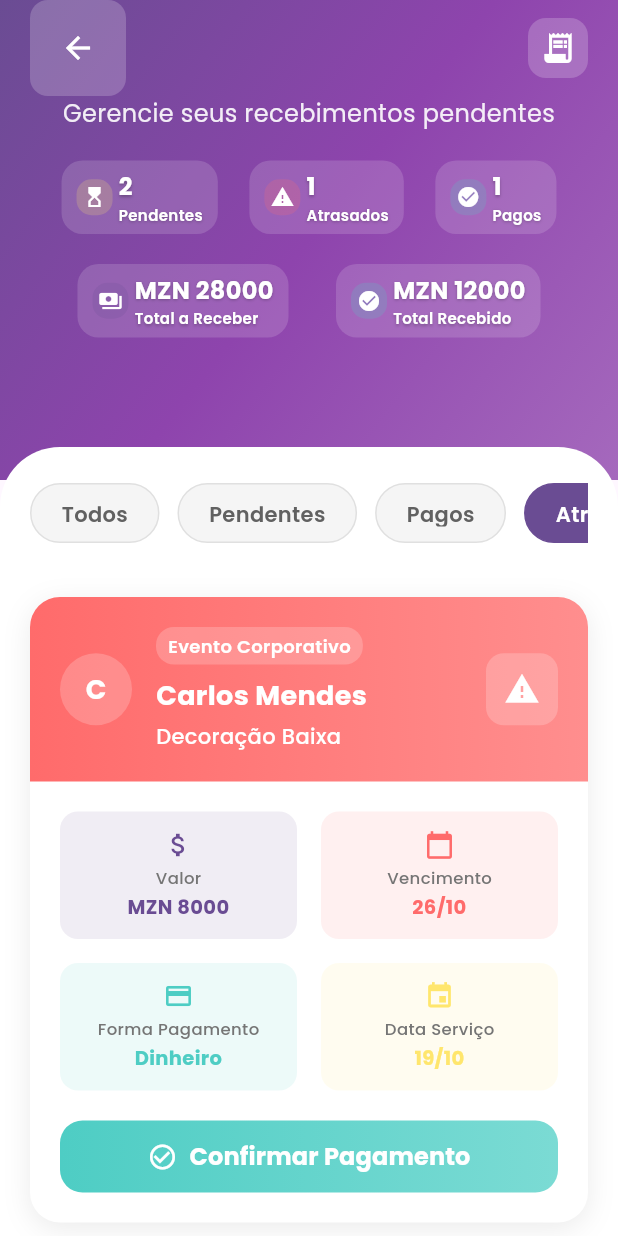
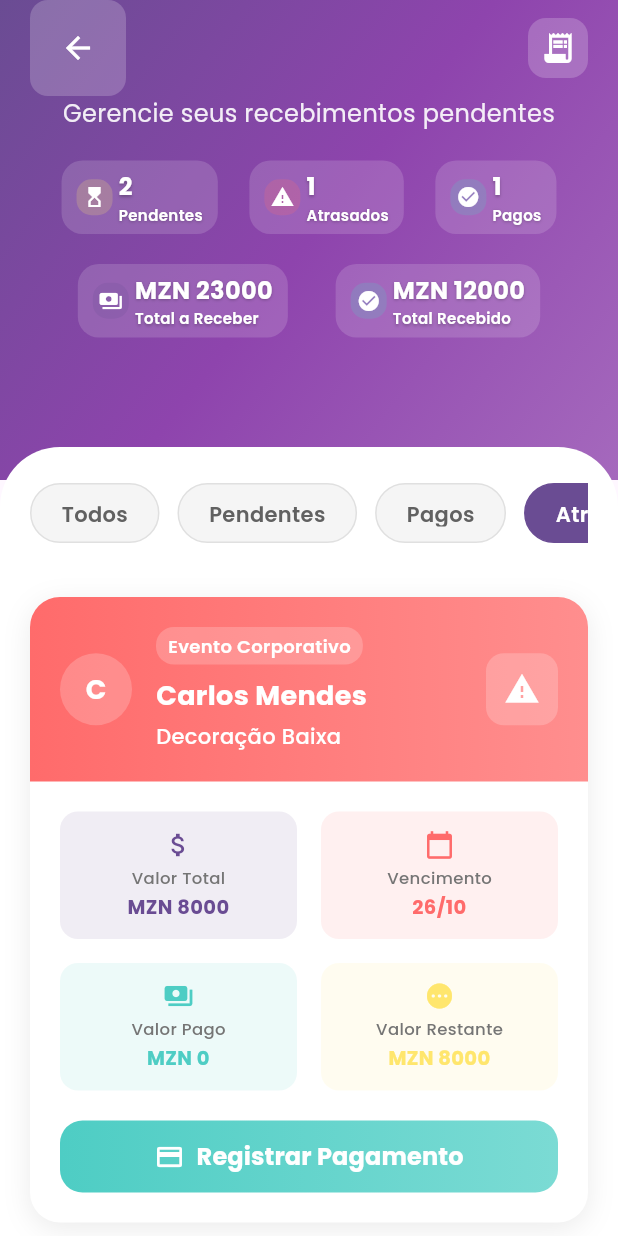
Before and after one commit to Euler-JS/refresh, a Flutter app: the PaymentsPage screen opened by its route, after a tap on "Pagos", after a tap on "Atrasados", on a phone screen of 412 x 824 dp. Run offline on Flutter 3.47's test engine with Material 3 defaults, Android fonts, the light colour scheme and no system bars; our stand-ins replace google_fonts.

Commit message:
Funcionando pagamaentos em parcela.

```diff
--- a/lib/Model/model.dart
+++ b/lib/Model/model.dart
@@ -19,6 +19,131 @@
     required this.time,
   });
 }
+
+// Novo modelo para pagamentos com suporte a parcelas
+class PaymentModel {
+  final String id;
+  final String client;
+  final String service;
+  final double totalAmount;
+  double paidAmount;
+  String status; // 'pendente', 'pago', 'atrasado'
+  final DateTime dueDate;
+  final DateTime serviceDate;
+  final String category;
+  final List<PaymentInstallment> installments;
+
+  PaymentModel({
+    required this.id,
+    required this.client,
+    required this.service,
+    required this.totalAmount,
+    this.paidAmount = 0.0,
+    required this.status,
+    required this.dueDate,
+    required this.serviceDate,
+    required this.category,
+    List<PaymentInstallment>? installments,
+  }) : installments = installments ?? [];
+
+  double get remainingAmount => totalAmount - paidAmount;
+
+  void addPayment(double amount, DateTime date) {
+    paidAmount += amount;
+    installments.add(PaymentInstallment(amount: amount, date: date));
+    if (paidAmount >= totalAmount) {
+      status = 'pago';
+    }
+  }
+
+  PaymentModel copyWith({
+    String? id,
+    String? client,
+    String? service,
+    double? totalAmount,
+    double? paidAmount,
+    String? status,
+    DateTime? dueDate,
+    DateTime? serviceDate,
+    String? category,
+    List<PaymentInstallment>? installments,
+  }) {
+    return PaymentModel(
+      id: id ?? this.id,
+      client: client ?? this.client,
+      service: service ?? this.service,
+      totalAmount: totalAmount ?? this.totalAmount,
+      paidAmount: paidAmount ?? this.paidAmount,
+      status: status ?? this.status,
+      dueDate: dueDate ?? this.dueDate,
+      serviceDate: serviceDate ?? this.serviceDate,
+      category: category ?? this.category,
+      installments: installments ?? List.from(this.installments),
+    );
+  }
+}
+
+class PaymentInstallment {
+  final double amount;
+  final DateTime date;
+
+  PaymentInstallment({
+    required this.amount,
+    required this.date,
+  });
+}
+
+// Dados mock atualizados
+List<PaymentModel> paymentItems = [
+  PaymentModel(
+    id: '1',
+    client: 'Ana Silva',
+    service: 'Ornamentação Casamento',
+    totalAmount: 15000.0,
+    paidAmount: 5000.0, // Exemplo com pagamento parcial
+    status: 'pendente',
+    dueDate: DateTime.now().add(const Duration(days: 5)),
+    serviceDate: DateTime.now().subtract(const Duration(days: 2)),
+    category: 'Casamento',
+    installments: [
+      PaymentInstallment(amount: 5000.0, date: DateTime.now().subtract(const Duration(days: 1))),
+    ],
+  ),
+  PaymentModel(
+    id: '2',
+    client: 'Carlos Mendes',
+    service: 'Decoração Baixa',
+    totalAmount: 8000.0,
+    status: 'atrasado',
+    dueDate: DateTime.now().subtract(const Duration(days: 3)),
+    serviceDate: DateTime.now().subtract(const Duration(days: 10)),
+    category: 'Evento Corporativo',
+  ),
+  PaymentModel(
+    id: '3',
+    client: 'João Paulo',
+    service: 'Buffet Festa',
+    totalAmount: 12000.0,
+    paidAmount: 12000.0,
+    status: 'pago',
+    dueDate: DateTime.now().subtract(const Duration(days: 1)),
+    serviceDate: DateTime.now().subtract(const Duration(days: 8)),
+    category: 'Aniversário',
+    installments: [
+      PaymentInstallment(amount: 12000.0, date: DateTime.now().subtract(const Duration(days: 1))),
+    ],
+  ),
+  PaymentModel(
+    id: '4',
+    client: 'Maria Santos',
+    service: 'Chá de Bebê',
+    totalAmount: 5000.0,
+    status: 'pendente',
+    dueDate: DateTime.now().add(const Duration(days: 7)),
+    serviceDate: DateTime.now().subtract(const Duration(days: 1)),
+    category: 'Chá de Bebê',
+  ),
+];
 
 List<LocationDetail> locationItems = [
   LocationDetail(
--- a/lib/screens/payments_page.dart
+++ b/lib/screens/payments_page.dart
@@ -1,4 +1,5 @@
 import 'package:flutter/material.dart';
+import '../Model/model.dart';
 
 class PaymentsPage extends StatefulWidget {
   const PaymentsPage({super.key});
@@ -11,72 +12,31 @@
   String selectedFilter = 'Todos';
   final List<String> filters = ['Todos', 'Pendentes', 'Pagos', 'Atrasados'];
 
-  final List<Map<String, dynamic>> _debtors = [
-    {
-      'client': 'Ana Silva',
-      'service': 'Ornamentação Casamento',
-      'amount': 15000.0,
-      'status': 'pendente',
-      'dueDate': DateTime.now().add(const Duration(days: 5)),
-      'serviceDate': DateTime.now().subtract(const Duration(days: 2)),
-      'category': 'Casamento',
-      'paymentMethod': 'Transferência',
-    },
-    {
-      'client': 'Carlos Mendes',
-      'service': 'Decoração Baixa',
-      'amount': 8000.0,
-      'status': 'atrasado',
-      'dueDate': DateTime.now().subtract(const Duration(days: 3)),
-      'serviceDate': DateTime.now().subtract(const Duration(days: 10)),
-      'category': 'Evento Corporativo',
-      'paymentMethod': 'Dinheiro',
-    },
-    {
-      'client': 'João Paulo',
-      'service': 'Buffet Festa',
-      'amount': 12000.0,
-      'status': 'pago',
-      'dueDate': DateTime.now().subtract(const Duration(days: 1)),
-      'serviceDate': DateTime.now().subtract(const Duration(days: 8)),
-      'category': 'Aniversário',
-      'paymentMethod': 'PIX',
-    },
-    {
-      'client': 'Maria Santos',
-      'service': 'Chá de Bebê',
-      'amount': 5000.0,
-      'status': 'pendente',
-      'dueDate': DateTime.now().add(const Duration(days: 7)),
-      'serviceDate': DateTime.now().subtract(const Duration(days: 1)),
-      'category': 'Chá de Bebê',
-      'paymentMethod': 'Cartão',
-    },
-  ];
+  final List<PaymentModel> _payments = paymentItems;
 
-  List<Map<String, dynamic>> get filteredDebtors {
+  List<PaymentModel> get filteredPayments {
     switch (selectedFilter) {
       case 'Pendentes':
-        return _debtors.where((d) => d['status'] == 'pendente').toList();
+        return _payments.where((p) => p.status == 'pendente').toList();
       case 'Pagos':
-        return _debtors.where((d) => d['status'] == 'pago').toList();
+        return _payments.where((p) => p.status == 'pago').toList();
       case 'Atrasados':
-        return _debtors.where((d) => d['status'] == 'atrasado').toList();
+        return _payments.where((p) => p.status == 'atrasado').toList();
       default:
-        return _debtors;
+        return _payments;
     }
   }
 
   double get totalPending {
-    return _debtors
-        .where((d) => d['status'] == 'pendente' || d['status'] == 'atrasado')
-        .fold(0.0, (sum, item) => sum + item['amount']);
+    return _payments
+        .where((p) => p.status == 'pendente' || p.status == 'atrasado')
+        .fold(0.0, (sum, item) => sum + item.remainingAmount);
   }
 
   double get totalReceived {
-    return _debtors
-        .where((d) => d['status'] == 'pago')
-        .fold(0.0, (sum, item) => sum + item['amount']);
+    return _payments
+        .where((p) => p.status == 'pago')
+        .fold(0.0, (sum, item) => sum + item.totalAmount);
   }
 
   @override
@@ -194,9 +154,9 @@
   }
 
   Widget _buildStatsRow() {
-    final pendingCount = _debtors.where((d) => d['status'] == 'pendente').length;
-    final overdueCount = _debtors.where((d) => d['status'] == 'atrasado').length;
-    final paidCount = _debtors.where((d) => d['status'] == 'pago').length;
+    final pendingCount = _payments.where((p) => p.status == 'pendente').length;
+    final overdueCount = _payments.where((p) => p.status == 'atrasado').length;
+    final paidCount = _payments.where((p) => p.status == 'pago').length;
 
     return Row(
       mainAxisAlignment: MainAxisAlignment.spaceEvenly,
@@ -359,17 +319,17 @@
   }
 
   Widget _buildPaymentsList() {
-    if (filteredDebtors.isEmpty) {
+    if (filteredPayments.isEmpty) {
       return _buildEmptyState();
     }
 
     return ListView.separated(
       padding: const EdgeInsets.all(20),
-      itemCount: filteredDebtors.length,
+      itemCount: filteredPayments.length,
       separatorBuilder: (_, __) => const SizedBox(height: 16),
       itemBuilder: (context, index) {
-        final debtor = filteredDebtors[index];
-        return _buildPaymentCard(debtor, index);
+        final payment = filteredPayments[index];
+        return _buildPaymentCard(payment, index);
       },
     );
   }
@@ -413,7 +373,7 @@
     );
   }
 
-  Widget _buildPaymentCard(Map<String, dynamic> debtor, int index) {
+  Widget _buildPaymentCard(PaymentModel payment, int index) {
     return Container(
       decoration: BoxDecoration(
         color: Colors.white,
@@ -432,7 +392,7 @@
           Container(
             padding: const EdgeInsets.all(20),
             decoration: BoxDecoration(
-              gradient: _getStatusGradient(debtor['status']),
+              gradient: _getStatusGradient(payment.status),
               borderRadius: const BorderRadius.only(
                 topLeft: Radius.circular(20),
                 topRight: Radius.circular(20),
@@ -444,7 +404,7 @@
                   radius: 24,
                   backgroundColor: Colors.white.withOpacity(0.2),
                   child: Text(
-                    debtor['client'][0],
+                    payment.client[0],
                     style: const TextStyle(
                       fontSize: 18,
                       fontWeight: FontWeight.bold,
@@ -464,7 +424,7 @@
                           borderRadius: BorderRadius.circular(12),
                         ),
                         child: Text(
-                          debtor['category'],
+                          payment.category,
                           style: const TextStyle(
                             color: Colors.white,
                             fontSize: 12,
@@ -474,7 +434,7 @@
                       ),
                       const SizedBox(height: 8),
                       Text(
-                        debtor['client'],
+                        payment.client,
                         style: const TextStyle(
                           fontSize: 18,
                           fontWeight: FontWeight.bold,
@@ -483,7 +443,7 @@
                       ),
                       const SizedBox(height: 4),
                       Text(
-                        debtor['service'],
+                        payment.service,
                         style: const TextStyle(
                           fontSize: 14,
                           color: Colors.white,
@@ -500,7 +460,7 @@
                     borderRadius: BorderRadius.circular(12),
                   ),
                   child: Icon(
-                    _getStatusIcon(debtor['status']),
+                    _getStatusIcon(payment.status),
                     color: Colors.white,
                     size: 24,
                   ),
@@ -519,8 +479,8 @@
                     Expanded(
                       child: _buildInfoItem(
                         icon: Icons.attach_money,
-                        label: "Valor",
-                        value: "MZN ${debtor['amount'].toStringAsFixed(0)}",
+                        label: "Valor Total",
+                        value: "MZN ${payment.totalAmount.toStringAsFixed(0)}",
                         color: const Color(0xFF6A4C93),
                       ),
                     ),
@@ -529,8 +489,8 @@
                       child: _buildInfoItem(
                         icon: Icons.calendar_today,
                         label: "Vencimento",
-                        value: _formatDate(debtor['dueDate']),
-                        color: _getDueDateColor(debtor['dueDate'], debtor['status']),
+                        value: _formatDate(payment.dueDate),
+                        color: _getDueDateColor(payment.dueDate, payment.status),
                       ),
                     ),
                   ],
@@ -540,26 +500,74 @@
                   children: [
                     Expanded(
                       child: _buildInfoItem(
-                        icon: Icons.payment,
-                        label: "Forma Pagamento",
-                        value: debtor['paymentMethod'],
+                        icon: Icons.payments,
+                        label: "Valor Pago",
+                        value: "MZN ${payment.paidAmount.toStringAsFixed(0)}",
                         color: const Color(0xFF4ECDC4),
                       ),
                     ),
                     const SizedBox(width: 16),
                     Expanded(
                       child: _buildInfoItem(
-                        icon: Icons.event,
-                        label: "Data Serviço",
-                        value: _formatDate(debtor['serviceDate']),
-                        color: const Color(0xFFFFE66D),
+                        icon: Icons.pending,
+                        label: "Valor Restante",
+                        value: "MZN ${payment.remainingAmount.toStringAsFixed(0)}",
+                        color: payment.remainingAmount > 0 ? const Color(0xFFFFE66D) : const Color(0xFF4ECDC4),
                       ),
                     ),
                   ],
                 ),
+                if (payment.installments.isNotEmpty) ...[
+                  const SizedBox(height: 16),
+                  Container(
+                    width: double.infinity,
+                    padding: const EdgeInsets.all(12),
+                    decoration: BoxDecoration(
+                      color: Colors.grey[50],
+                      borderRadius: BorderRadius.circular(12),
+                      border: Border.all(color: Colors.grey[200]!),
+                    ),
+                    child: Column(
+                      crossAxisAlignment: CrossAxisAlignment.start,
+                      children: [
+                        Text(
+                          "Histórico de Pagamentos",
+                          style: TextStyle(
+                            fontSize: 12,
+                            fontWeight: FontWeight.w600,
+                            color: Colors.grey[700],
+                          ),
+                        ),
+                        const SizedBox(height: 8),
+                        ...payment.installments.map((installment) => Padding(
+                          padding: const EdgeInsets.only(bottom: 4),
+                          child: Row(
+                            mainAxisAlignment: MainAxisAlignment.spaceBetween,
+                            children: [
+                              Text(
+                                "MZN ${installment.amount.toStringAsFixed(0)}",
+                                style: const TextStyle(
+                                  fontSize: 12,
+                                  fontWeight: FontWeight.w500,
+                                ),
+                              ),
+                              Text(
+                                _formatDate(installment.date),
+                                style: TextStyle(
+                                  fontSize: 12,
+                                  color: Colors.grey[600],
+                                ),
+                              ),
+                            ],
+                          ),
+                        )),
+                      ],
+                    ),
+                  ),
+                ],
 
                 // Botão de ação para pagamentos pendentes/atrasados
-                if (debtor['status'] == 'pendente' || debtor['status'] == 'atrasado') ...[
+                if (payment.status == 'pendente' || payment.status == 'atrasado') ...[
                   const SizedBox(height: 20),
                   Container(
                     width: double.infinity,
@@ -578,14 +586,14 @@
                           borderRadius: BorderRadius.circular(15),
                         ),
                       ),
-                      onPressed: () => _markAsPaid(index),
+                      onPressed: () => _showPaymentDialog(payment, index),
                       child: const Row(
                         mainAxisAlignment: MainAxisAlignment.center,
                         children: [
-                          Icon(Icons.check_circle_outline, color: Colors.white, size: 20),
+                          Icon(Icons.payment, color: Colors.white, size: 20),
                           SizedBox(width: 8),
                           Text(
-                            'Confirmar Pagamento',
+                            'Registrar Pagamento',
                             style: TextStyle(
                               fontSize: 16,
                               fontWeight: FontWeight.bold,
@@ -738,12 +746,86 @@
     }
   }
 
-  void _markAsPaid(int index) {
+  void _showPaymentDialog(PaymentModel payment, int index) {
+    final TextEditingController amountController = TextEditingController(
+      text: payment.remainingAmount.toStringAsFixed(0)
+    );
+    DateTime selectedDate = DateTime.now();
+
+    showDialog(
+      context: context,
+      builder: (context) => StatefulBuilder(
+        builder: (context, setState) => AlertDialog(
+          title: const Text(
+            'Registrar Pagamento',
+            style: TextStyle(fontWeight: FontWeight.bold),
+          ),
+          content: Column(
+            mainAxisSize: MainAxisSize.min,
+            children: [
+              TextField(
+                controller: amountController,
+                keyboardType: TextInputType.number,
+                decoration: const InputDecoration(
+                  labelText: 'Valor do Pagamento (MZN)',
+                  border: OutlineInputBorder(),
+                ),
+              ),
+              const SizedBox(height: 16),
+              Row(
+                children: [
+                  const Text('Data: '),
+                  TextButton(
+                    onPressed: () async {
+                      final picked = await showDatePicker(
+                        context: context,
+                        initialDate: selectedDate,
+                        firstDate: DateTime(2020),
+                        lastDate: DateTime(2030),
+                      );
+                      if (picked != null) {
+                        setState(() => selectedDate = picked);
+                      }
+                    },
+                    child: Text(
+                      _formatDate(selectedDate),
+                      style: const TextStyle(fontSize: 16),
+                    ),
+                  ),
+                ],
+              ),
+            ],
+          ),
+          actions: [
+            TextButton(
+              onPressed: () => Navigator.pop(context),
+              child: const Text('Cancelar'),
+            ),
+            ElevatedButton(
+              onPressed: () {
+                final amount = double.tryParse(amountController.text) ?? 0.0;
+                if (amount > 0) {
+                  _registerPayment(payment, index, amount, selectedDate);
+                  Navigator.pop(context);
+                }
+              },
+              style: ElevatedButton.styleFrom(
+                backgroundColor: const Color(0xFF4ECDC4),
+              ),
+              child: const Text('Confirmar'),
+            ),
+          ],
+        ),
+      ),
+    );
+  }
+
+  void _registerPayment(PaymentModel payment, int index, double amount, DateTime date) {
     setState(() {
-      final debtorIndex = _debtors.indexWhere((d) => d == filteredDebtors[index]);
-      _debtors[debtorIndex]['status'] = 'pago';
+      final paymentIndex = _payments.indexWhere((p) => p == filteredPayments[index]);
+      _payments[paymentIndex].addPayment(amount, date);
     });
-    _showSuccessMessage('Pagamento confirmado com sucesso!');
+    _showSuccessMessage('Pagamento registrado com sucesso!');
   }
 
   void _showSuccessMessage(String message) {
```
